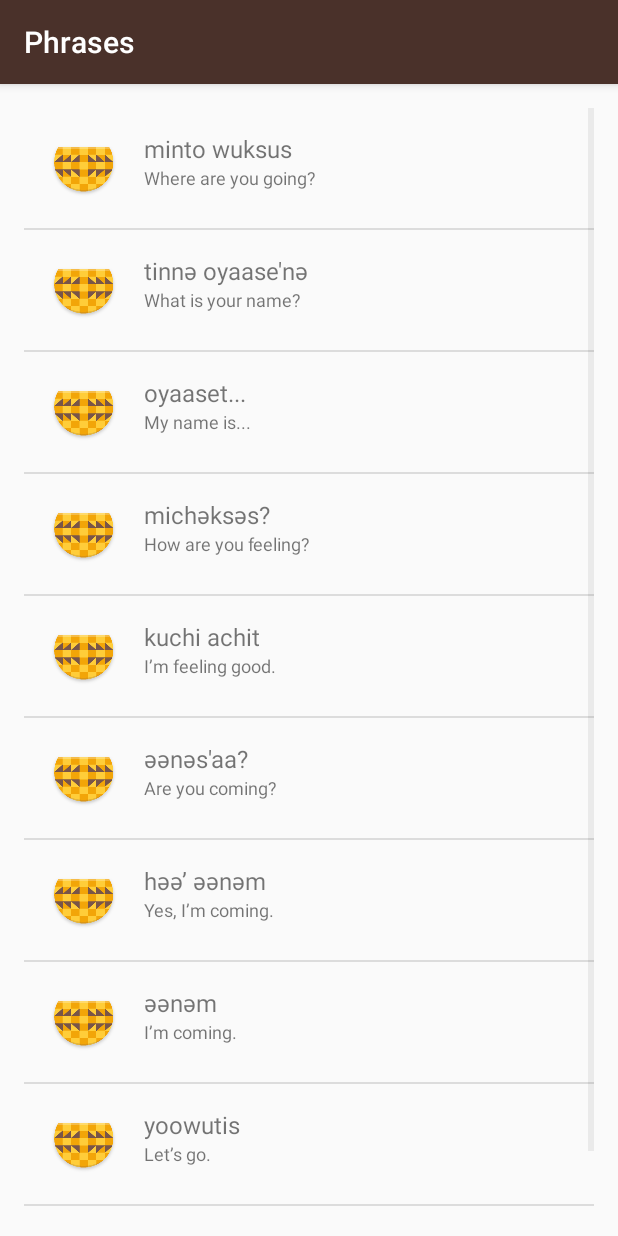
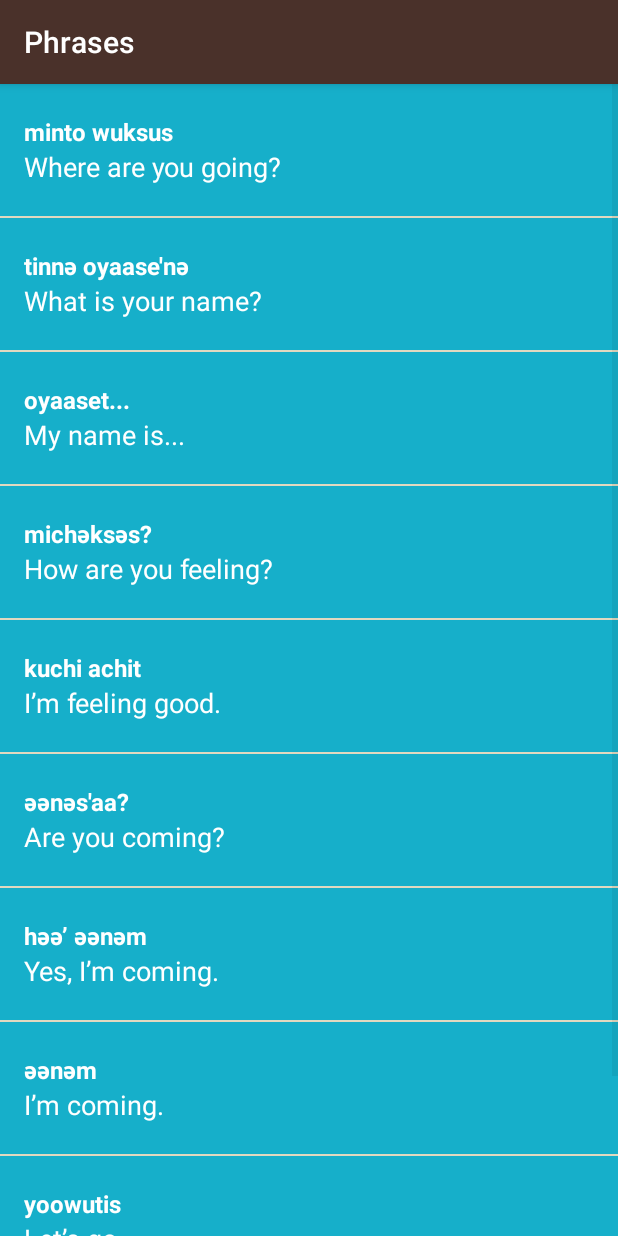
Before and after one commit to Shaddyjr/miwok, an Android app: the PhrasesActivity screen opened directly, with no data from a screen before it, on a phone screen of 412 x 824 dp. Run offline under Robolectric (Android 15) with nearby library versions, the phone set to English and light mode, and no system bars.

Commit message:
lesson 7

```diff
--- a/app/src/main/java/com/example/android/miwok/PhrasesActivity.java
+++ b/app/src/main/java/com/example/android/miwok/PhrasesActivity.java
@@ -25,7 +25,7 @@ public class PhrasesActivity extends AppCompatActivity {
         words.add(new Word("yoowutis","Let’s go."));
         words.add(new Word("әnni'nem","Come here."));
 
-        WordAdapter wordAdapter = new WordAdapter(this, words);
+        WordAdapter wordAdapter = new WordAdapter(this, words, R.color.category_phrases);
 
         ListView listView = (ListView) findViewById(R.id.list);
 
--- a/app/src/main/java/com/example/android/miwok/Word.java
+++ b/app/src/main/java/com/example/android/miwok/Word.java
@@ -5,26 +5,61 @@ package com.example.android.miwok;
  * Contains default and Miwok translation.
  */
 public class Word {
-    private String miwok_word;
-    private String default_word;
+    private static final int NO_IMAGE = -1;
+    private String mMiwokWord;
+    private String mDefaultWord;
+    private int mImageResourceID = NO_IMAGE;
 
+    /**
+     * Create a new Word object.
+     *
+     * @param mMiwokWord the Miwok word
+     * @param mDefaultWord the default word
+     */
+    Word(String mMiwokWord, String mDefaultWord){
+        this.mMiwokWord     = mMiwokWord;
+        this.mDefaultWord   = mDefaultWord;
+    }
 
-    public Word(String miwok_word, String default_word){
-        this.miwok_word     = miwok_word;
-        this.default_word   = default_word;
+    /**
+     * Create a new Word object.
+     *
+     * @param mMiwokWord the Miwok word
+     * @param mDefaultWord the default word
+     * @param mImageResourceID the image resource ID
+     */
+    Word(String mMiwokWord, String mDefaultWord, int mImageResourceID){
+        this.mMiwokWord       = mMiwokWord;
+        this.mDefaultWord     = mDefaultWord;
+        this.mImageResourceID = mImageResourceID;
     }
 
     /**
      * Get default translation.
      */
-    public String getMiwok_word(){
-        return miwok_word;
+    public String getMiwokWord(){
+        return mMiwokWord;
     }
 
     /**
      * Get miwok translation.
      */
-    public String getDefault_word(){
-        return default_word;
+    public String getDefaultWord(){
+        return mDefaultWord;
+    }
+
+    /**
+     * Get the image's resource ID.
+     */
+    public int getImageResourceID(){
+        return mImageResourceID;
+    }
+
+    /**
+     * True if word has an image, false otherwise.
+     * @return boolean
+     */
+    public boolean hasImage(){
+        return mImageResourceID != NO_IMAGE;
     }
 }
--- a/app/src/main/java/com/example/android/miwok/WordAdapter.java
+++ b/app/src/main/java/com/example/android/miwok/WordAdapter.java
@@ -3,10 +3,13 @@ package com.example.android.miwok;
 import android.app.Activity;
 import android.support.annotation.NonNull;
 import android.support.annotation.Nullable;
+import android.support.v4.content.ContextCompat;
 import android.view.LayoutInflater;
 import android.view.View;
 import android.view.ViewGroup;
 import android.widget.ArrayAdapter;
+import android.widget.ImageView;
+import android.widget.LinearLayout;
 import android.widget.TextView;
 
 import java.util.ArrayList;
@@ -14,8 +17,11 @@ import java.util.List;
 
 public class WordAdapter extends ArrayAdapter<Word>{
 
-    public WordAdapter(Activity context, ArrayList<Word> words) {
+    private int mColorResourceID;
+
+    public WordAdapter(Activity context, ArrayList<Word> words, int colorResourceID) {
         super(context, 0, words);
+        mColorResourceID = colorResourceID;
     }
 
     @Override
@@ -28,15 +34,29 @@ public class WordAdapter extends ArrayAdapter<Word>{
             listItemView = LayoutInflater.from(getContext()).inflate(R.layout.list_item, parent, false);
         }
 
+        // setting background
+        LinearLayout itemView = (LinearLayout) listItemView.findViewById(R.id.list_item);
+        // getting color
+        int color = ContextCompat.getColor(getContext(),mColorResourceID);
+        itemView.setBackgroundColor(color);
+
         // after view recycled or inflated, securing object at position
         Word wordObj = getItem(position);
 
         // now, filling in view with information from the object
         TextView miwokWord = (TextView) listItemView.findViewById(R.id.miwok_word);
-        miwokWord.setText(wordObj.getMiwok_word());
+        miwokWord.setText(wordObj.getMiwokWord());
 
         TextView defaultWord = (TextView) listItemView.findViewById(R.id.default_word);
-        defaultWord.setText(wordObj.getDefault_word());
+        defaultWord.setText(wordObj.getDefaultWord());
+
+        ImageView imageView = (ImageView) listItemView.findViewById(R.id.image);
+        if(wordObj.hasImage()){
+            imageView.setImageResource(wordObj.getImageResourceID());
+            imageView.setVisibility(View.VISIBLE);
+        }else{
+            imageView.setVisibility(View.GONE);
+        }
 
         return listItemView;
     }
--- a/app/src/main/res/layout/list_item.xml
+++ b/app/src/main/res/layout/list_item.xml
@@ -5,20 +5,21 @@
     android:orientation="horizontal"
     android:layout_width="match_parent"
     android:layout_height="wrap_content"
-    android:padding="16dp"
+    android:background="@color/tan_background"
     >
 
     <ImageView
-        android:layout_width="wrap_content"
-        android:layout_height="wrap_content"
-        android:paddingRight="16dp"
-        android:src="@mipmap/ic_launcher"
+        android:id="@+id/image"
+        android:layout_width="88dp"
+        android:layout_height="88dp"
         />
 <LinearLayout
     android:id="@+id/list_item"
     android:orientation="vertical"
     android:layout_width="match_parent"
-    android:layout_height="wrap_content"
+    android:layout_height="88dp"
+    android:paddingLeft="16dp"
+    android:gravity="center_vertical"
     >
 
     <TextView
@@ -26,14 +27,17 @@
         android:layout_width="match_parent"
         android:layout_height="wrap_content"
         android:textSize="16sp"
+        android:textStyle="bold"
         tools:text="Sample Text"
+        android:textColor="@color/white"
         />
 
     <TextView
         android:id="@+id/default_word"
         android:layout_width="match_parent"
         android:layout_height="wrap_content"
-        android:textSize="12sp"
+        android:textSize="18sp"
+        android:textColor="@color/white"
         tools:text="blahblah"
         />
 </LinearLayout>
--- a/app/src/main/res/layout/word_list.xml
+++ b/app/src/main/res/layout/word_list.xml
@@ -5,8 +5,5 @@
     android:orientation="vertical"
     android:layout_width="match_parent"
     android:layout_height="match_parent"
-    android:paddingBottom="@dimen/activity_vertical_margin"
-    android:paddingLeft="@dimen/activity_horizontal_margin"
-    android:paddingRight="@dimen/activity_horizontal_margin"
-    android:paddingTop="@dimen/activity_vertical_margin"
+    android:background="@color/tan_background"
     tools:context="com.example.android.miwok.NumbersActivity"/>
--- a/app/src/main/res/values/colors.xml
+++ b/app/src/main/res/values/colors.xml
@@ -34,4 +34,7 @@
 
     <!-- Background color for the phrases category -->
     <color name="category_phrases">#16AFCA</color>
+
+    <!--white-->
+    <color name="white">#FFFFFF</color>
 </resources>
```
Also changed, not shown: app/src/main/java/com/example/android/miwok/ColorsActivity.java (+9 -9 lines), app/src/main/java/com/example/android/miwok/FamilyActivity.java (+11 -11 lines), app/src/main/java/com/example/android/miwok/NumbersActivity.java (+11 -11 lines).
